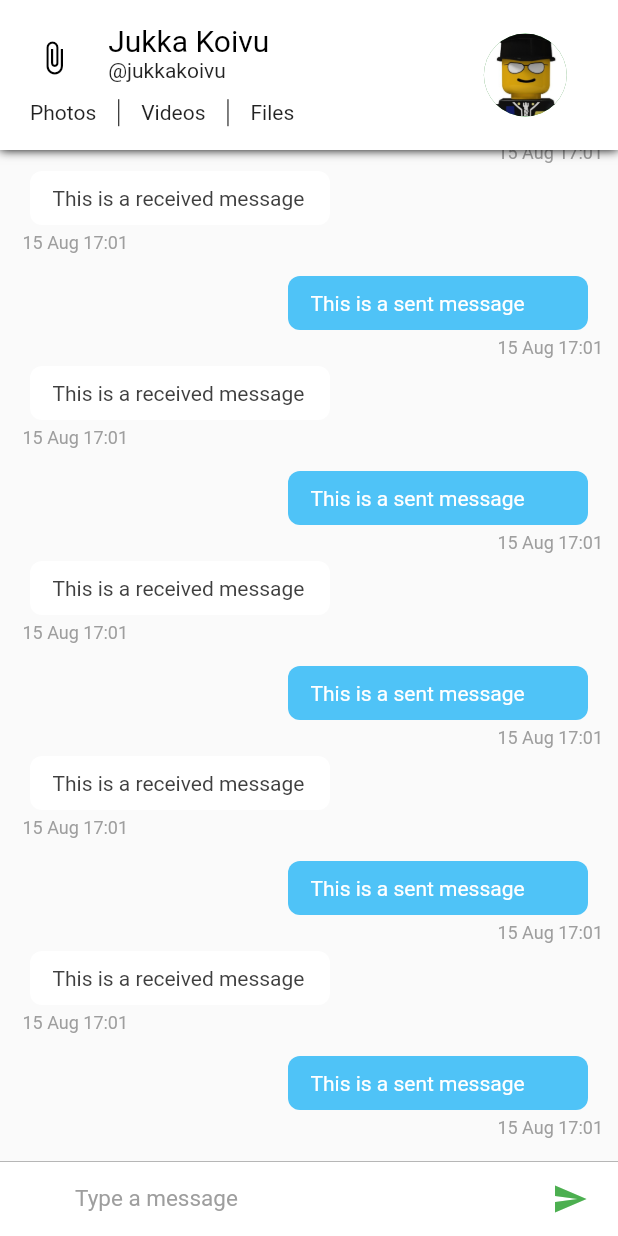
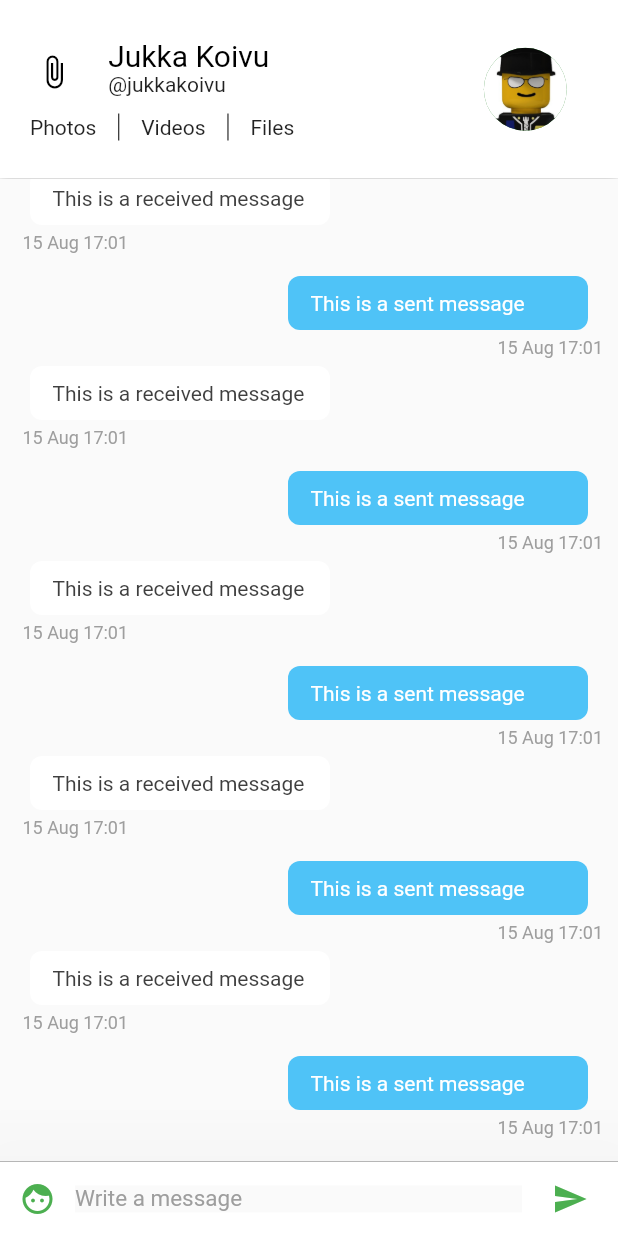
Before and after one commit to Jukez17/WeChat, a Flutter app: the screen it shows after launch, on a phone screen of 412 x 824 dp. Run offline on Flutter 3.47's test engine with Material 2 defaults, Android fonts, the phone set to English and light mode, and no system bars; missing offline and left inert: rubber.

```diff
--- /dev/null
+++ b/lib/config/Styles.dart
@@ -0,0 +1,20 @@
+import 'package:flutter/material.dart';
+
+import 'Palette.dart';
+
+class Styles{
+  static TextStyle textHeading = TextStyle(
+      color: Palette.primaryTextColor,
+      fontSize: 20); // Text style for the name
+  static TextStyle subHeading = TextStyle(
+      color: Palette.primaryTextColor,
+      fontSize: 14);
+  static TextStyle text = TextStyle(
+      color: Palette.secondaryTextColor);
+  static TextStyle subText = TextStyle(
+    color: Palette.greyColor);
+  static TextStyle date = TextStyle(
+      color: Palette.greyColor,
+      fontSize: 12.0,
+      fontStyle: FontStyle.normal);
+}
--- a/lib/main.dart
+++ b/lib/main.dart
@@ -1,5 +1,5 @@
 import 'package:flutter/material.dart';
-import 'pages/ConversationPageList.dart';
+import 'pages/ConversationPageSlide.dart';
 
 void main() => runApp(WeChat());
 
@@ -21,7 +21,7 @@ class WeChat extends StatelessWidget {
         // is not restarted.
         primarySwatch: Colors.green,
       ),
-      home: ConversationPageList(),
+      home: ConversationPageSlide(),
     );
   }
 }
--- a/lib/pages/ConversationPage.dart
+++ b/lib/pages/ConversationPage.dart
@@ -1,33 +1,26 @@
 import 'package:flutter/material.dart';
+import 'package:wechat/config/Palette.dart';
 import 'package:wechat/widgets/ChatAppBar.dart';
 import 'package:wechat/widgets/ChatListWidget.dart';
-import 'package:wechat/widgets/InputWidget.dart';
 
 class ConversationPage extends StatefulWidget {
   @override
   _ConversationPageState createState() => _ConversationPageState();
+
   const ConversationPage();
 }
 
 class _ConversationPageState extends State<ConversationPage> {
-
   @override
   Widget build(BuildContext context) {
-    return SafeArea(
-      child: Scaffold(
-          appBar: ChatAppBar(), // Custom app bar for chat screen
-          body: Stack(children: <Widget>[
-            Column(
-              children: <Widget>[
-              ChatListWidget(),
-                InputWidget()
-              ],
-            ),
-          ]
-    )
-      )
-    );
+    return Column(children: <Widget>[
+      Expanded(flex: 2, child: ChatAppBar()), // Custom app bar for chat screen
+      Expanded(
+          flex: 11,
+          child: Container(
+            color: Palette.chatBackgroundColor,
+            child: ChatListWidget(),
+          ))
+    ]);
   }
-
-
 }
--- a/lib/pages/ConversationPageList.dart
+++ /dev/null
@@ -1,25 +0,0 @@
-import 'package:flutter/material.dart';
-import 'ConversationPage.dart';
-
-class ConversationPageList extends StatefulWidget {
-
-  @override
-  _ConversationPageListState createState() => _ConversationPageListState();
-  const ConversationPageList();
-}
-
-class _ConversationPageListState extends State<ConversationPageList> {
-
-  @override
-  Widget build(BuildContext context) {
-    return PageView(
-      children: <Widget>[
-        ConversationPage(),
-        ConversationPage(),
-        ConversationPage()
-      ],
-    );
-
-
-  }
-}
--- /dev/null
+++ b/lib/pages/ConversationPageSlide.dart
@@ -0,0 +1,56 @@
+import 'package:flutter/material.dart';
+import 'package:wechat/widgets/InputWidget.dart';
+import 'package:rubber/rubber.dart';
+import 'ConversationBottomSheet.dart';
+import 'ConversationPage.dart';
+
+class ConversationPageSlide extends StatefulWidget {
+  @override
+  _ConversationPageSlideState createState() => _ConversationPageSlideState();
+
+  const ConversationPageSlide();
+}
+
+class _ConversationPageSlideState extends State<ConversationPageSlide>
+    with SingleTickerProviderStateMixin {
+  var controller;
+  final GlobalKey<ScaffoldState> _scaffoldKey = new GlobalKey<ScaffoldState>();
+
+  @override
+  void initState() {
+    controller = RubberAnimationController(
+      vsync: this,
+    );
+    super.initState();
+  }
+
+  @override
+  Widget build(BuildContext context) {
+    return SafeArea(
+        child: Scaffold(
+            key: _scaffoldKey,
+            body: Column(
+              children: <Widget>[
+                Expanded(
+                    child: PageView(
+                  children: <Widget>[
+                    ConversationPage(),
+                    ConversationPage(),
+                    ConversationPage()
+                  ],
+                )),
+                Container(
+                    child: GestureDetector(
+                        child: InputWidget(),
+                        onPanUpdate: (details) {
+                          if (details.delta.dy < 0) {
+                            _scaffoldKey.currentState
+                                .showBottomSheet<Null>((BuildContext context) {
+                              return ConversationBottomSheet();
+                            });
+                          }
+                        }))
+              ],
+            )));
+  }
+}
--- a/lib/widgets/ChatItemWidget.dart
+++ b/lib/widgets/ChatItemWidget.dart
@@ -1,11 +1,13 @@
+
 import 'package:flutter/material.dart';
 import 'package:wechat/config/Palette.dart';
 import 'package:intl/intl.dart';
+import 'package:wechat/config/Styles.dart';
 
 class ChatItemWidget extends StatelessWidget{
   final int index;
 
-  const ChatItemWidget(this.index);
+ const ChatItemWidget(this.index);
 
   @override
   Widget build(BuildContext context) {
@@ -38,10 +40,7 @@ class ChatItemWidget extends StatelessWidget{
                     child: Text(
                       DateFormat('dd MMM kk:mm')
                           .format(DateTime.fromMillisecondsSinceEpoch(1565888474278)),
-                      style: TextStyle(
-                          color: Palette.greyColor,
-                          fontSize: 12.0,
-                          fontStyle: FontStyle.normal),
+                      style: Styles.date,
                     ),
                     margin: EdgeInsets.only(left: 5.0, top: 5.0, bottom: 5.0),
                   )])
@@ -71,10 +70,7 @@ class ChatItemWidget extends StatelessWidget{
               child: Text(
                 DateFormat('dd MMM kk:mm')
                     .format(DateTime.fromMillisecondsSinceEpoch(1565888474278)),
-                style: TextStyle(
-                    color: Palette.greyColor,
-                    fontSize: 12.0,
-                    fontStyle: FontStyle.normal),
+                style: Styles.date,
               ),
               margin: EdgeInsets.only(left: 5.0, top: 5.0, bottom: 5.0),
             )
--- a/lib/widgets/ChatListWidget.dart
+++ b/lib/widgets/ChatListWidget.dart
@@ -7,13 +7,12 @@ class ChatListWidget extends StatelessWidget{
   final ScrollController listScrollController = new ScrollController();
   @override
   Widget build(BuildContext context) {
-    return Flexible(
-        child: ListView.builder(
+    return ListView.builder(
           padding: EdgeInsets.all(10.0),
           itemBuilder: (context, index) => ChatItemWidget(index),
           itemCount: 20,
           reverse: true,
           controller: listScrollController,
-        ));
+        );
   }
 }
--- a/lib/widgets/InputWidget.dart
+++ b/lib/widgets/InputWidget.dart
@@ -1,13 +1,17 @@
 import 'package:flutter/material.dart';
 import 'package:wechat/config/Palette.dart';
+import 'package:wechat/pages/ConversationBottomSheet.dart';
 
 class InputWidget extends StatelessWidget {
+  final TextEditingController textEditingController = TextEditingController();
 
-  final TextEditingController textEditingController = new TextEditingController();
+  InputWidget();
 
   @override
   Widget build(BuildContext context) {
-    return Container(
+    return Material(
+      elevation: 60.0,
+        child: Container(
       child: Row(
         children: <Widget>[
           Material(
@@ -15,8 +19,20 @@ class InputWidget extends StatelessWidget {
               margin: new EdgeInsets.symmetric(horizontal: 1.0),
               child: new IconButton(
                 icon: new Icon(Icons.face),
-                color: Palette.primaryColor,
-                onPressed: () {},
+                color: Colors.green,
+                onPressed: () => {
+                  showModalBottomSheet(
+                      context: context,
+                      builder: (BuildContext bc) {
+                        return Container(
+                          child: new Wrap(
+                            children: <Widget>[
+                              ConversationBottomSheet()
+                            ],
+                          ),
+                        );
+                      })
+                },
               ),
             ),
             color: Colors.white,
@@ -24,16 +40,18 @@ class InputWidget extends StatelessWidget {
 
           // Text input
           Flexible(
-            child: Container(
+            child: Material(
+                child: Container(
               child: TextField(
-                style: TextStyle(color: Palette.primaryTextColor, fontSize: 15.0),
+                style:
+                    TextStyle(color: Palette.primaryTextColor, fontSize: 15.0),
                 controller: textEditingController,
                 decoration: InputDecoration.collapsed(
-                  hintText: 'Type a message',
+                  hintText: 'Write a message',
                   hintStyle: TextStyle(color: Palette.greyColor),
                 ),
               ),
-            ),
+            )),
           ),
 
           // Send Message Button
@@ -56,6 +74,6 @@ class InputWidget extends StatelessWidget {
           border: new Border(
               top: new BorderSide(color: Palette.greyColor, width: 0.5)),
           color: Colors.white),
-    );
+    ));
   }
 }
```
Also changed, not shown: lib/pages/ConversationBottomSheet.dart (added, +57 -0 lines), lib/widgets/ChatRowWidget.dart (added, +57 -0 lines), lib/widgets/NavigationPillWidget.dart (added, +29 -0 lines), pubspec.yaml (+11 -0 lines), assets/launcher/ic_background.png (added), assets/launcher/ic_foreground.png (added), assets/launcher/ic_launcher.png (added), pubspec.lock, 33 other files.
